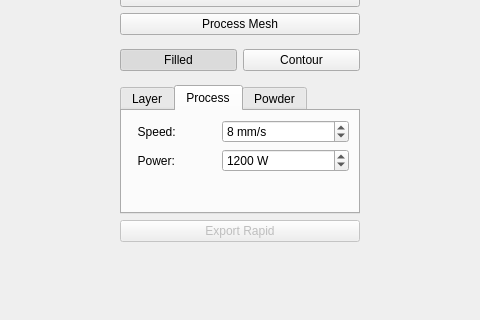
First picture: the form in robpath_planning/resources/robpath.ui, repository openlmd/robpath, before the edit; both pictures show x 210 to 690 and y 197 to 517 of the 900 by 700 pixel window.
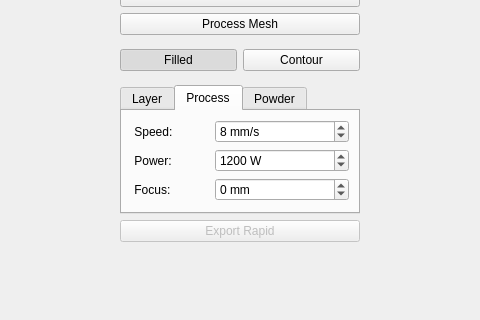
Second picture: the form after the edit. The open tabs and pages were chosen to show the change. Icons and pictures are not drawn.

Commit message: Added focus distance for path planning calculation.

Diff of the .ui file:
```diff
--- a/robpath_planning/resources/robpath.ui
+++ b/robpath_planning/resources/robpath.ui
@@ -683,7 +683,7 @@
            </font>
           </property>
           <property name="text">
-           <string>  Speed:            </string>
+           <string> Speed:           </string>
           </property>
          </widget>
         </item>
@@ -724,7 +724,7 @@
            </font>
           </property>
           <property name="text">
-           <string>  Power:</string>
+           <string> Power: </string>
           </property>
          </widget>
         </item>
@@ -759,6 +759,29 @@
           </property>
          </widget>
         </item>
+        <item row="2" column="0">
+         <widget class="QLabel" name="lblFocus">
+          <property name="text">
+           <string> Focus: </string>
+          </property>
+         </widget>
+        </item>
+        <item row="2" column="1">
+         <widget class="QDoubleSpinBox" name="sbFocus">
+          <property name="suffix">
+           <string> mm</string>
+          </property>
+          <property name="decimals">
+           <number>0</number>
+          </property>
+          <property name="minimum">
+           <double>-5.000000000000000</double>
+          </property>
+          <property name="maximum">
+           <double>5.000000000000000</double>
+          </property>
+         </widget>
+        </item>
        </layout>
       </widget>
       <widget class="QWidget" name="tab_2">
```
The commit also changes 4 other files.
